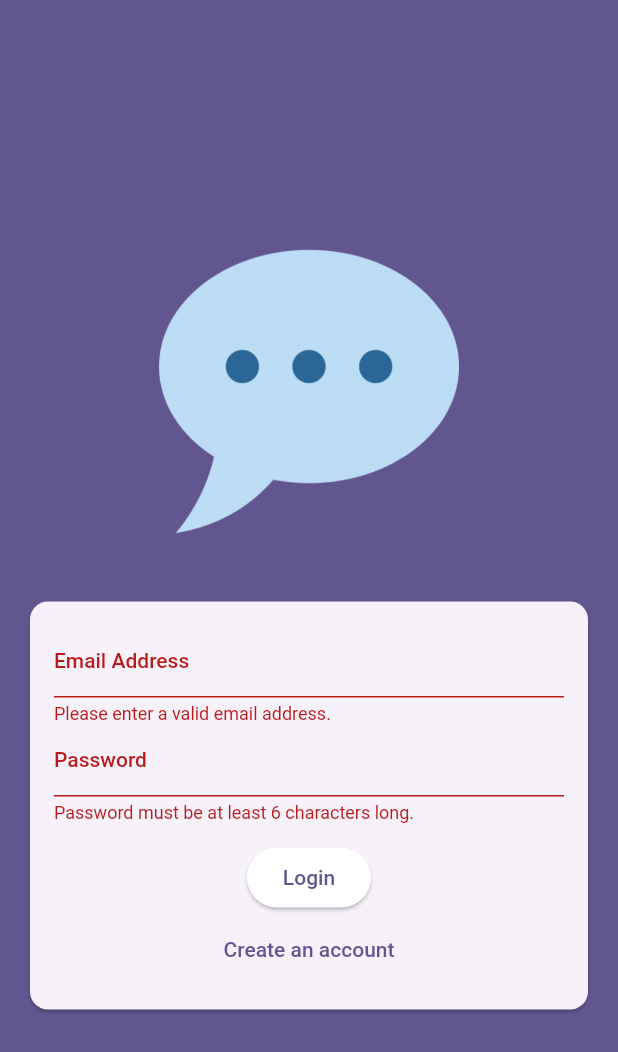
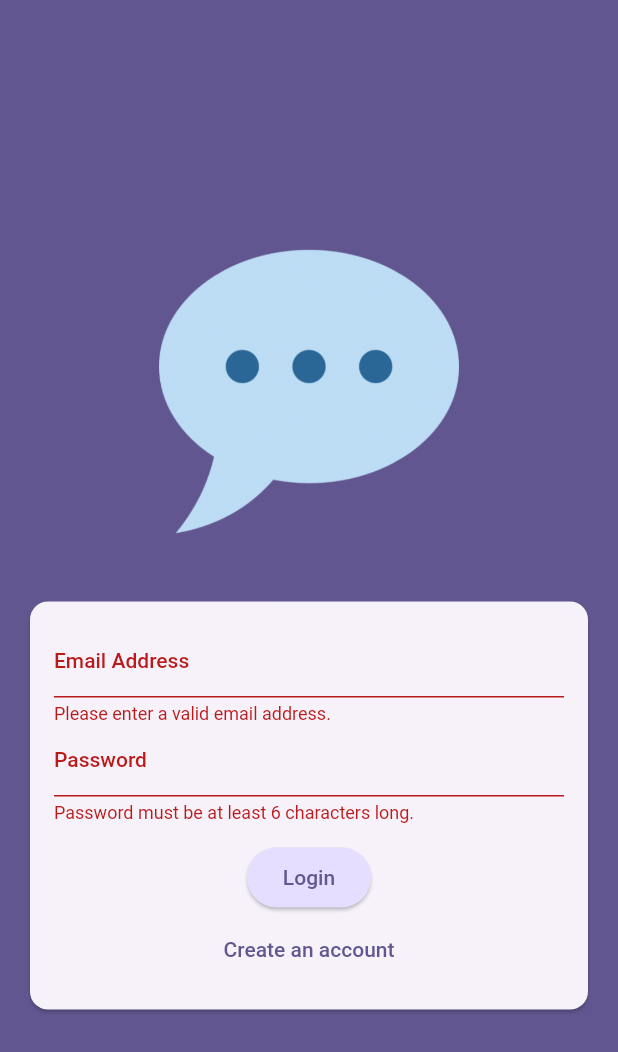
Before and after one commit to Luccien/chat_app, a Flutter app: the screen it shows after launch, after a tap on "Login", on a phone screen of 412 x 824 dp. Shown: the top 1052 px of the screen. Run offline on Flutter 3.47's test engine with Material 2 defaults, Android fonts, the phone set to English and light mode, and no system bars; our stand-ins replace firebase_auth, firebase_core; accounts and stored records are empty.

```diff
--- a/lib/screens/auth.dart
+++ b/lib/screens/auth.dart
@@ -2,7 +2,6 @@ import 'package:flutter/material.dart';
 import 'package:firebase_auth/firebase_auth.dart';
 
 final _firebase = FirebaseAuth.instance;
-
 
 class AuthScreen extends StatefulWidget {
   const AuthScreen({super.key});
@@ -14,38 +13,40 @@ class AuthScreen extends StatefulWidget {
 }
 
 class _AuthScreenState extends State<AuthScreen> {
+  final _form = GlobalKey<FormState>();
+
   var _isLogin = true;
   var _enteredEmail = '';
   var _enteredPassword = '';
 
-  final _form = GlobalKey<FormState>();
-
-  void _submit() {
+  void _submit() async {
     final isValid = _form.currentState!.validate();
-
-
-
 
     if (!isValid) {
       return;
     }
-_form.currentState!.save();
-if(_isLogin){
-  // log users in
-}else{
 
-  try{
-  final userCredentials = await _firebase.createUserWithEmailAndPassword(email: _enteredEmail, password: _enteredPassword);
-}on FirebaseAuthException catch (error){
-  if(error.code == 'email-already-in-use'){}
-}
-ScaffoldMessenger.of(context).clearSnackBars();
-ScaffoldMessenger.of(context).showSnackBar(SnackBar(
-  content: Text(error.message ?? 'Authentication failed.'),
-  ),);
-}
+    _form.currentState!.save();
 
-
+    if (_isLogin) {
+      // log users in
+    } else {
+      try {
+        final userCredentials = await _firebase.createUserWithEmailAndPassword(
+            email: _enteredEmail, password: _enteredPassword);
+        print(userCredentials);
+      } on FirebaseAuthException catch (error) {
+        if (error.code == 'email-already-in-use') {
+          // ...
+        }
+        ScaffoldMessenger.of(context).clearSnackBars();
+        ScaffoldMessenger.of(context).showSnackBar(
+          SnackBar(
+            content: Text(error.message ?? 'Authentication failed.'),
+          ),
+        );
+      }
+    }
   }
 
   @override
@@ -87,8 +88,9 @@ ScaffoldMessenger.of(context).showSnackBar(SnackBar(
                               if (value == null ||
                                   value.trim().isEmpty ||
                                   !value.contains('@')) {
-                                return 'Please enter a valid email address. ';
+                                return 'Please enter a valid email address.';
                               }
+
                               return null;
                             },
                             onSaved: (value) {
@@ -101,7 +103,7 @@ ScaffoldMessenger.of(context).showSnackBar(SnackBar(
                             obscureText: true,
                             validator: (value) {
                               if (value == null || value.trim().length < 6) {
-                                return 'Password must be at least 6 characters long. ';
+                                return 'Password must be at least 6 characters long.';
                               }
                               return null;
                             },
@@ -113,10 +115,10 @@ ScaffoldMessenger.of(context).showSnackBar(SnackBar(
                           ElevatedButton(
                             onPressed: _submit,
                             style: ElevatedButton.styleFrom(
-                                backgroundColor:
-                                    Theme.of(context).colorScheme.onSecondary
-                                //.primaryContainer,
-                                ),
+                              backgroundColor: Theme.of(context)
+                                  .colorScheme
+                                  .primaryContainer,
+                            ),
                             child: Text(_isLogin ? 'Login' : 'Signup'),
                           ),
                           TextButton(
```
